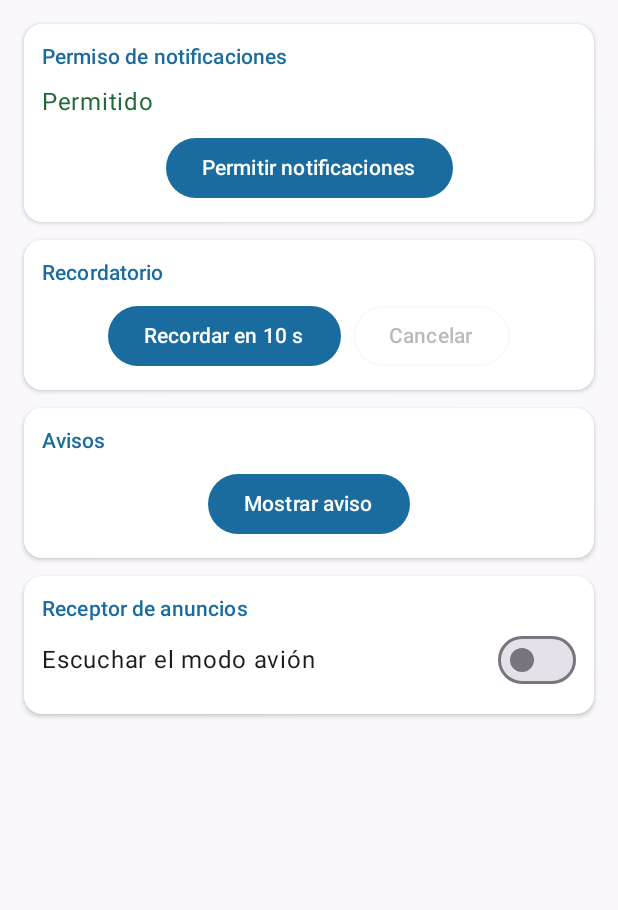
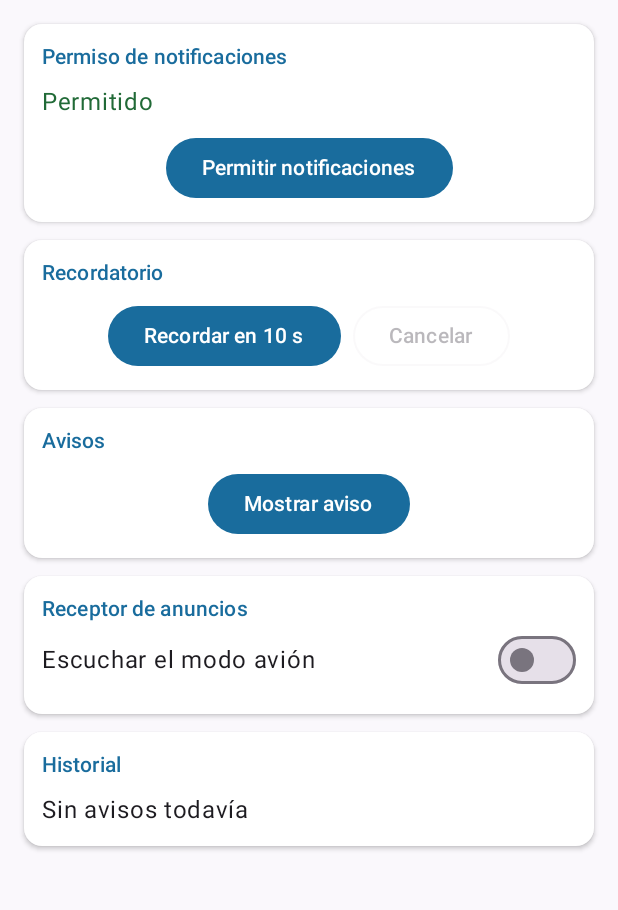
Before and after one commit to angieio/AvisosCampus, an Android app built with Jetpack Compose: the screen it shows after launch (MainActivity), on a phone screen of 412 x 824 dp, the part 96-1006 px from its top. Run offline under Robolectric (Android 15) with nearby library versions, the phone set to English and light mode, and no system bars.

Commit message:
feat(ui): agrega historial de avisos

```diff
--- a/app/src/main/java/com/tecsup/avisoscampus/ui/HistorialAvisos.kt
+++ b/app/src/main/java/com/tecsup/avisoscampus/ui/HistorialAvisos.kt
@@ -1 +1,56 @@
 package com.tecsup.avisoscampus.ui
+
+import androidx.compose.foundation.layout.Arrangement
+import androidx.compose.foundation.layout.Column
+import androidx.compose.foundation.layout.fillMaxWidth
+import androidx.compose.foundation.layout.padding
+import androidx.compose.material3.Card
+import androidx.compose.material3.CardDefaults
+import androidx.compose.material3.HorizontalDivider
+import androidx.compose.material3.MaterialTheme
+import androidx.compose.material3.Text
+import androidx.compose.runtime.Composable
+import androidx.compose.ui.Modifier
+import androidx.compose.ui.unit.dp
+import com.tecsup.avisoscampus.model.Aviso
+
+@Composable
+fun HistorialAvisos(avisos: List<Aviso>) {
+    Card(
+        modifier = Modifier.fillMaxWidth(),
+        colors = CardDefaults.cardColors(containerColor = MaterialTheme.colorScheme.surface),
+        elevation = CardDefaults.cardElevation(defaultElevation = 2.dp)
+    ) {
+        Column(
+            modifier = Modifier.fillMaxWidth().padding(12.dp),
+            verticalArrangement = Arrangement.spacedBy(8.dp)
+        ) {
+            Text(
+                text = "Historial",
+                color = MaterialTheme.colorScheme.primary,
+                style = MaterialTheme.typography.titleSmall
+            )
+            if (avisos.isEmpty()) {
+                Text("Sin avisos todavía")
+            }
+
+            avisos.take(20).forEach { aviso ->
+                HorizontalDivider()
+                Column {
+                    Text(
+                        text = aviso.origen.texto,
+                        color = MaterialTheme.colorScheme.primary,
+                        style = MaterialTheme.typography.labelMedium
+                    )
+                    Text(aviso.titulo, style = MaterialTheme.typography.titleSmall)
+                    Text(aviso.texto)
+                    Text(
+                        text = aviso.hora,
+                        color = MaterialTheme.colorScheme.onSurfaceVariant,
+                        style = MaterialTheme.typography.bodySmall
+                    )
+                }
+            }
+        }
+    }
+}
--- a/app/src/main/java/com/tecsup/avisoscampus/ui/PantallaAvisos.kt
+++ b/app/src/main/java/com/tecsup/avisoscampus/ui/PantallaAvisos.kt
@@ -53,6 +53,7 @@ fun PantallaAvisos() {
     val contexto = LocalContext.current
     val fabrica = remember { AvisosViewModelFactory(AvisosRepositoryMemoria()) }
     val vm: AvisosViewModel = viewModel(factory = fabrica)
+    val avisos by vm.avisos.collectAsState()
     val permiso by vm.permiso.collectAsState()
     val faltan by vm.faltan.collectAsState()
     val escuchando by vm.escuchandoAvion.collectAsState()
@@ -128,6 +129,7 @@ fun PantallaAvisos() {
             )
             TarjetaAvisos(alMostrarAviso = vm::avisarAhora)
             TarjetaReceptor(escuchando = escuchando, alCambiar = vm::cambiarEscucha)
+            HistorialAvisos(avisos)
         }
     }
 }
```
